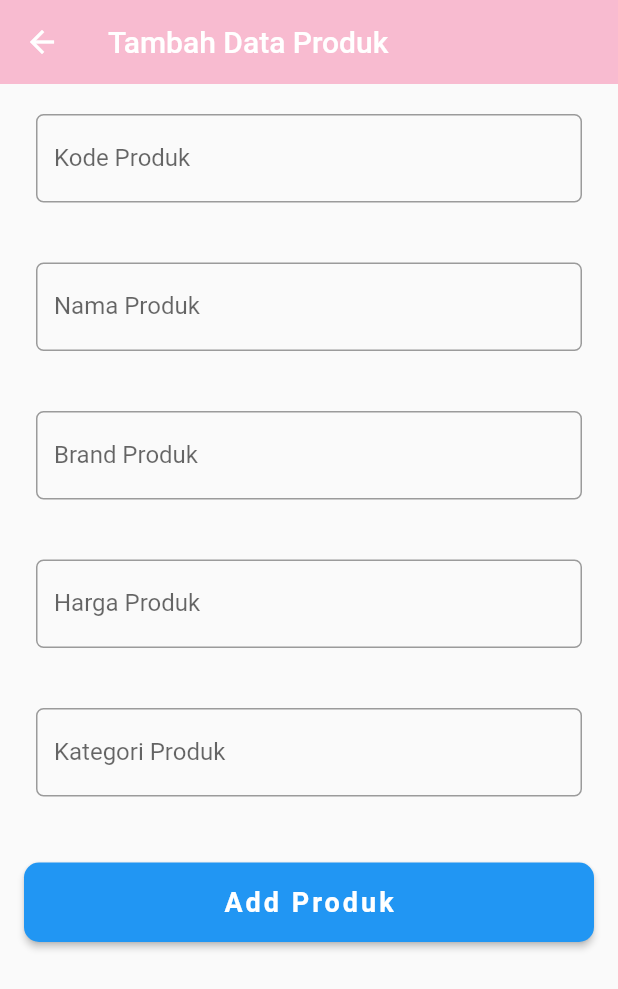
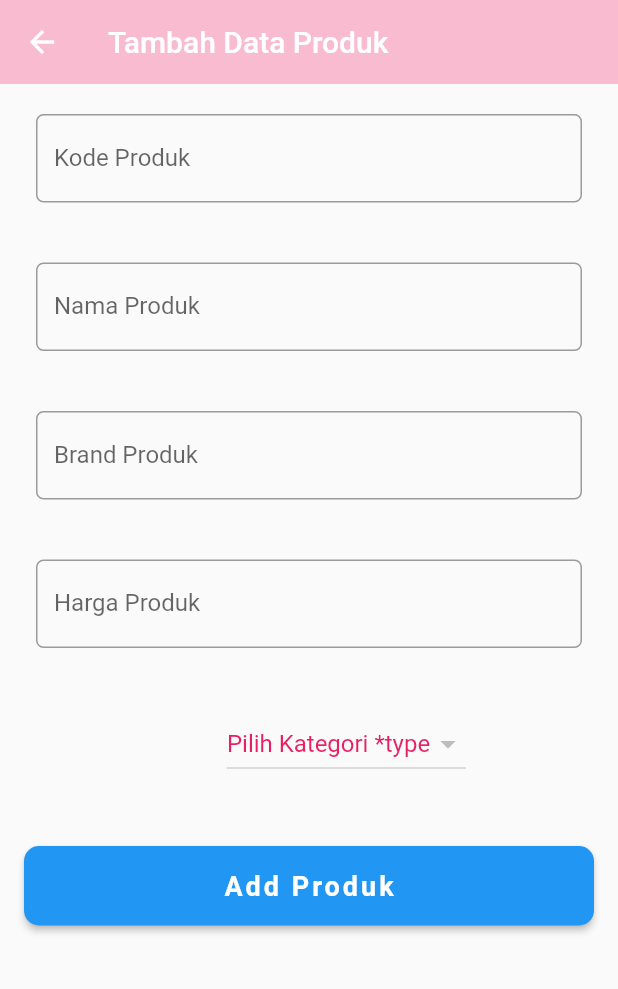
Before and after one commit to ajengrizkasilvia/flutterUAS_skincare, a Flutter app: the AddScreenProduk screen opened directly, on a phone screen of 412 x 824 dp. Shown: the top 989 px of the screen. Run offline on Flutter 3.47's test engine with Material 2 defaults, Android fonts, the phone set to English and light mode, and no system bars; our stand-ins replace cloud_firestore, firebase_auth, firebase_core, google_sign_in; accounts and stored records are empty; network calls fail.

Commit message:
menambahkan dropdown relasi tabel

```diff
--- a/lib/Produk/addProduk.dart
+++ b/lib/Produk/addProduk.dart
@@ -1,4 +1,6 @@
+import 'package:cloud_firestore/cloud_firestore.dart';
 import 'package:flutter/material.dart';
+import 'package:flutter_skincare/database/dbKategori.dart';
 import 'package:flutter_skincare/database/dbProduk.dart';
 import 'customFormFieldProduk.dart';
 
@@ -32,6 +34,7 @@ class _AddKategoriState extends State<AddProduk> {
   final TextEditingController _brandController = TextEditingController();
   final TextEditingController _hargaController = TextEditingController();
   final TextEditingController _kategoriController = TextEditingController();
+  var selectedCurrency;
 
   @override
   Widget build(BuildContext context) {
@@ -117,21 +120,75 @@ class _AddKategoriState extends State<AddProduk> {
                   ),
                 ),
                 // kategori
+                // Padding(
+                //   padding: EdgeInsets.only(top: 20.0, bottom: 20.0),
+                //   child: TextField(
+                //     controller: _kategoriController,
+                //     keyboardType: TextInputType.text,
+                //     decoration: InputDecoration(
+                //       labelText: 'Kategori Produk',
+                //       border: OutlineInputBorder(
+                //         borderRadius: BorderRadius.circular(5.0),
+                //       ),
+                //     ),
+                //     onChanged: (value) {
+                //       //
+                //     },
+                //   ),
+                // ),
+
                 Padding(
                   padding: EdgeInsets.only(top: 20.0, bottom: 20.0),
-                  child: TextField(
-                    controller: _kategoriController,
-                    keyboardType: TextInputType.text,
-                    decoration: InputDecoration(
-                      labelText: 'Kategori Produk',
-                      border: OutlineInputBorder(
-                        borderRadius: BorderRadius.circular(5.0),
-                      ),
-                    ),
-                    onChanged: (value) {
-                      //
-                    },
-                  ),
+                  child: StreamBuilder<QuerySnapshot>(
+                      stream: DatabaseKategori.readItems(),
+                      builder: (context, snapshot) {
+                        if (!snapshot.hasData)
+                          const Text("Loading.....");
+                        else {
+                          List<DropdownMenuItem> currencyItems = [];
+                          for (int i = 0; i < snapshot.data.docs.length; i++) {
+                            var snap = snapshot.data.docs[i].data();
+                            String nama = snap['kategori'];
+                            currencyItems.add(
+                              DropdownMenuItem(
+                                child: Text(
+                                  nama,
+                                  style: TextStyle(color: Colors.blue),
+                                ),
+                                value: "${nama}",
+                              ),
+                            );
+                          }
+                          return Row(
+                            mainAxisAlignment: MainAxisAlignment.center,
+                            children: <Widget>[
+                              SizedBox(width: 50.0),
+                              DropdownButton(
+                                items: currencyItems,
+                                onChanged: (currencyValue) {
+                                  final snackBar = SnackBar(
+                                    content: Text(
+                                      'Selected Currency value is $currencyValue',
+                                      style:
+                                          TextStyle(color: Colors.blue),
+                                    ),
+                                  );
+                                  Scaffold.of(context).showSnackBar(snackBar);
+                                  setState(() {
+                                    selectedCurrency = currencyValue;
+                                  });
+                                },
+                                value: selectedCurrency,
+                                isExpanded: false,
+                                hint: new Text(
+                                  "Pilih Kategori *type",
+                                  style: TextStyle(color: Colors.pink),
+                                ),
+                              ),
+                            ],
+                          );
+                        }
+                      }),
                 ),
                 // SizedBox(height: 18.0),
                 // Text(
@@ -263,7 +320,7 @@ class _AddKategoriState extends State<AddProduk> {
                           nama: _namaController.text,
                           brand: _brandController.text,
                           harga: int.parse(_hargaController.text),
-                          kategori: _kategoriController.text,
+                          kategori: selectedCurrency,
                          );
 
                         setState(() {
--- a/lib/Produk/editScreenProduk.dart
+++ b/lib/Produk/editScreenProduk.dart
@@ -1,5 +1,6 @@
 import 'package:flutter/material.dart';
 import 'package:flutter_skincare/database/dbKategori.dart';
+import 'package:flutter_skincare/database/dbProduk.dart';
 import 'editItemProduk.dart';
 
 class EditScreenProduk extends StatefulWidget {
@@ -74,7 +75,7 @@ class _EditScreenProdukState extends State<EditScreenProduk> {
                         _isDeleting = true;
                       });
 
-                      await DatabaseKategori.deleteItem(
+                      await DatabaseProduk.deleteItem(
                         docId: widget.documentId,
                       );
 
--- a/lib/pages/home_page.dart
+++ b/lib/pages/home_page.dart
@@ -54,7 +54,7 @@ class _HomePageState extends State<HomePage> {
                   SizedBox(height: 10),
                   Container(
                     child: Text(
-                      name,
+                      _auth.currentUser.email,
                       style: TextStyle(
                           fontSize: 18,
                           fontWeight: FontWeight.bold,
--- a/lib/pages/login_page.dart
+++ b/lib/pages/login_page.dart
@@ -108,7 +108,7 @@ class _LoginPageState extends State<LoginPage> {
                                   Navigator.of(context).push(
                                     MaterialPageRoute(
                                       builder: (context) {
-                                        return SecondScreen();
+                                        return HomePage();
                                       },
                                     ),
                                   );
--- a/lib/pages/mainhome.dart
+++ b/lib/pages/mainhome.dart
@@ -7,7 +7,7 @@ import 'package:flutter_skincare/pages/sign_in.dart';
 import 'produk_page.dart';
 import 'kategori_page.dart';
 
-
+//HOME UNTUK SUB MENU
 class MainHome extends StatelessWidget {
   // This widget is the root of your application.
   @override
```
Also changed, not shown: lib/Produk/editItemProduk.dart (+57 -23 lines), lib/pages/komponen/body.dart (+10 -10 lines).
